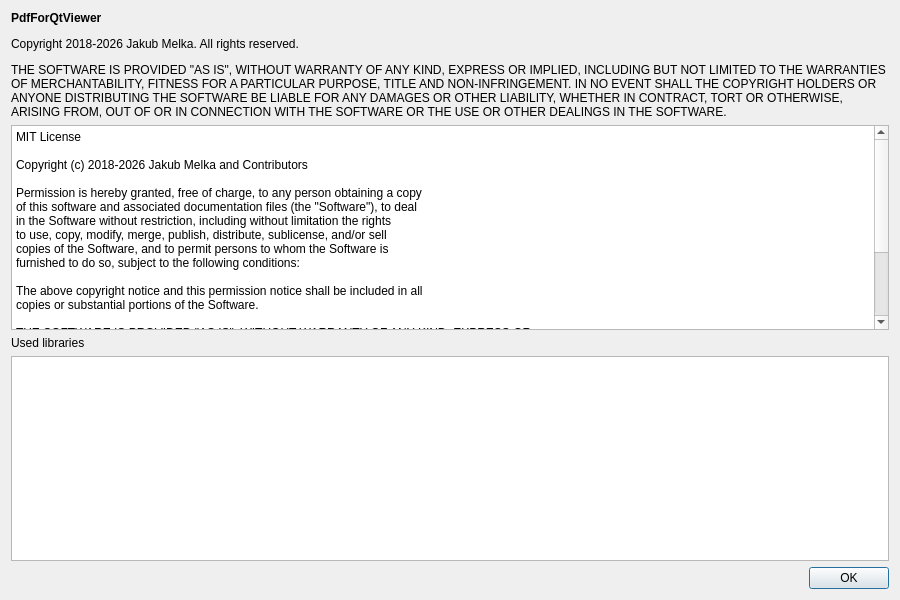
Qt form Pdf4QtLibGui/pdfaboutdialog.ui (JakubMelka/PDF4QT) before a commit.
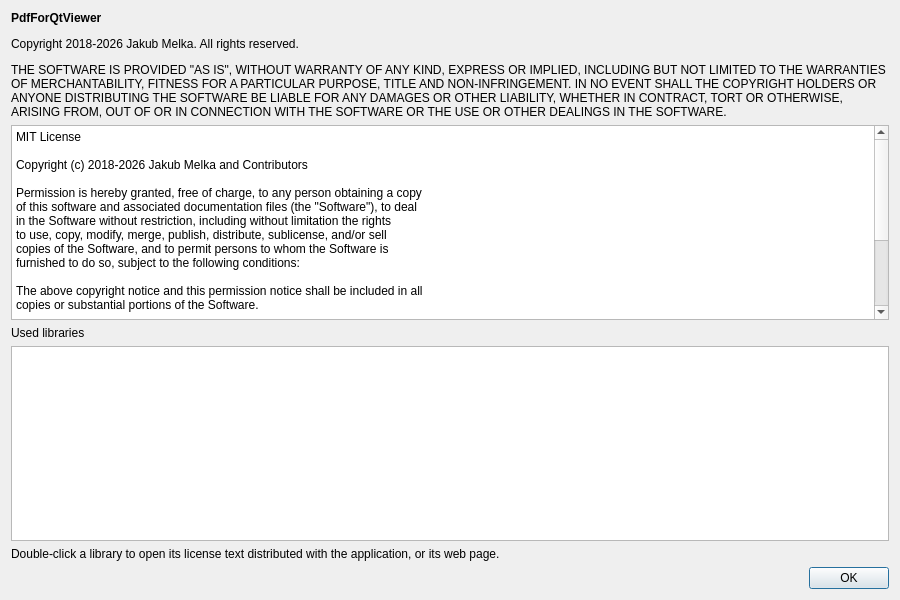
The same form after that commit.

Diff of the .ui file:
```diff
--- a/Pdf4QtLibGui/pdfaboutdialog.ui
+++ b/Pdf4QtLibGui/pdfaboutdialog.ui
@@ -78,6 +78,16 @@
    <item>
     <widget class="QTableWidget" name="tableWidget"/>
    </item>
+   <item>
+    <widget class="QLabel" name="licenseHintLabel">
+     <property name="text">
+      <string>Double-click a library to open its license text distributed with the application, or its web page.</string>
+     </property>
+     <property name="wordWrap">
+      <bool>true</bool>
+     </property>
+    </widget>
+   </item>
    <item>
     <widget class="QDialogButtonBox" name="buttonBox">
      <property name="orientation">
```
